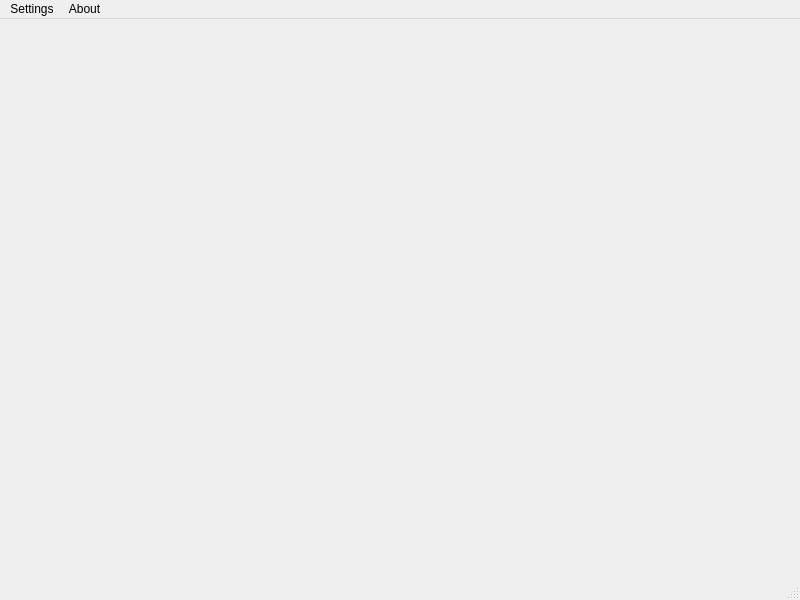
Before: the Qt Designer form mainwindow.ui in petriska/QtPALSandCDB, drawn with Qt 5.
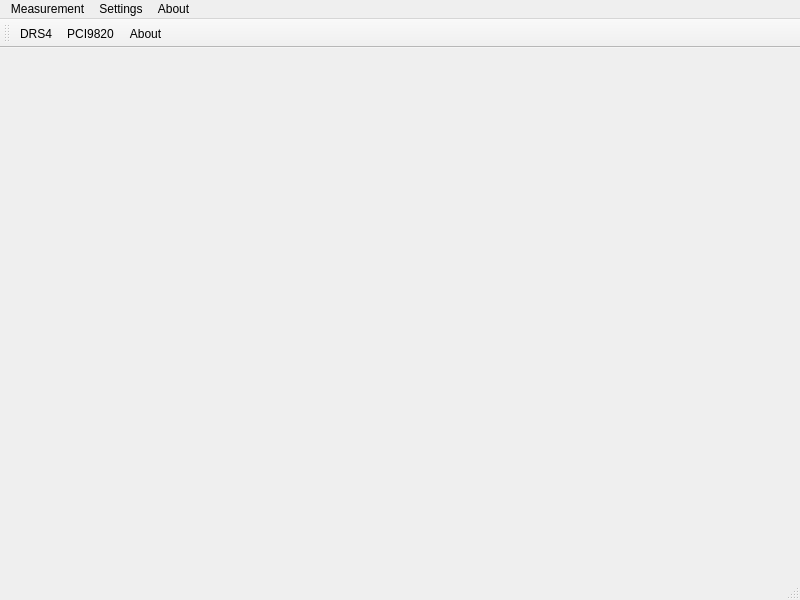
After: the same form once the commit is applied. Icons and pictures are not drawn.

Diff of the .ui file:
```diff
--- a/mainwindow.ui
+++ b/mainwindow.ui
@@ -50,10 +50,33 @@
     <addaction name="menuPALS"/>
     <addaction name="menuCDB"/>
    </widget>
+   <widget class="QMenu" name="menuSample">
+    <property name="title">
+     <string>Measurement</string>
+    </property>
+    <addaction name="actionSample_definition"/>
+    <addaction name="actionCDB"/>
+    <addaction name="actionPals"/>
+   </widget>
+   <addaction name="menuSample"/>
    <addaction name="menuSettings"/>
    <addaction name="menuAbout"/>
   </widget>
   <widget class="QStatusBar" name="statusbar"/>
+  <widget class="QToolBar" name="toolBar">
+   <property name="windowTitle">
+    <string>toolBar</string>
+   </property>
+   <attribute name="toolBarArea">
+    <enum>TopToolBarArea</enum>
+   </attribute>
+   <attribute name="toolBarBreak">
+    <bool>false</bool>
+   </attribute>
+   <addaction name="actionDRS4"/>
+   <addaction name="actionPCI9820"/>
+   <addaction name="actionAbout"/>
+  </widget>
   <action name="actionAbout_Qt">
    <property name="text">
     <string>About Qt</string>
```
Left out of the diff: 29 changed lines with no effect on the pictures.
